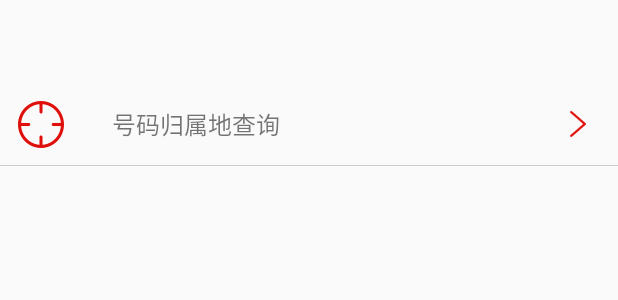
After one commit to tocongshanghai/-, an Android app: the layout activity_advancedtools.xml on its own in the app's theme, with its tools: preview values and no code run, on a phone screen of 412 x 824 dp. The commit adds this screen. Shown: the top 300 px of the screen. Run offline under Robolectric (Android 15) with nearby library versions, the phone set to English and light mode, and no system bars.

Commit message:
高级工具完成一部分

```diff
--- a/mobilesafe/mymobilesafe/src/main/AndroidManifest.xml
+++ b/mobilesafe/mymobilesafe/src/main/AndroidManifest.xml
@@ -24,8 +24,7 @@
     <uses-permission android:name="android.permission.READ_SMS" />
     <uses-permission android:name="android.permission.GET_PACKAGE_SIZE" />
     <uses-permission android:name="android.permission.CLEAR_APP_CACHE" />
-    <uses-permission android:name="android.permission.KILL_BACKGROUND_PROCESSES"/>
-
+    <uses-permission android:name="android.permission.KILL_BACKGROUND_PROCESSES" />
 
     <application
         android:name=".App"
@@ -100,7 +99,8 @@
         <activity android:name=".chapter05.VirusScanSpeedActivity" />
         <activity android:name=".chapter06.CacheClearListActivity" />
         <activity android:name=".chapter06.CleanCacheActivity" />
-        <activity android:name=".chapter07.ProcessManagerActivity"></activity>
+        <activity android:name=".chapter07.ProcessManagerActivity" />
+        <activity android:name=".chapter09.AdvancedToolsActivity"></activity>
     </application>
 
 </manifest>
--- a/mobilesafe/mymobilesafe/src/main/java/com/tocong/mymobilesafe/chapter07/adapter/ProcessManagerAdapter.java
+++ b/mobilesafe/mymobilesafe/src/main/java/com/tocong/mymobilesafe/chapter07/adapter/ProcessManagerAdapter.java
@@ -73,10 +73,11 @@ public class ProcessManagerAdapter extends BaseAdapter {
             tv.setText("用户进程:" + mUsertaskInfos.size() + "个");
             return tv;
         } else if (position == mUsertaskInfos.size() + 1) {
-
-            TextView tv = getTextView();
-            tv.setText("系统进程:" + mSystaskInfos.size() + "个");
-            return tv;
+            if (mSystaskInfos.size() > 0) {
+                TextView tv = getTextView();
+                tv.setText("系统进程:" + mSystaskInfos.size() + "个");
+                return tv;
+            }
         }
 
         TaskInfo taskInfo = null;
--- /dev/null
+++ b/mobilesafe/mymobilesafe/src/main/java/com/tocong/mymobilesafe/chapter09/AdvancedToolsActivity.java
@@ -0,0 +1,16 @@
+package com.tocong.mymobilesafe.chapter09;
+
+import android.app.Activity;
+import android.support.v7.app.AppCompatActivity;
+import android.os.Bundle;
+
+import com.tocong.mymobilesafe.R;
+
+public class AdvancedToolsActivity extends Activity {
+
+    @Override
+    protected void onCreate(Bundle savedInstanceState) {
+        super.onCreate(savedInstanceState);
+        setContentView(R.layout.activity_advancedtools);
+    }
+}
--- /dev/null
+++ b/mobilesafe/mymobilesafe/src/main/java/com/tocong/mymobilesafe/chapter09/widget/AdvancedToolsView.java
@@ -0,0 +1,59 @@
+package com.tocong.mymobilesafe.chapter09.widget;
+
+import android.content.Context;
+import android.content.res.TypedArray;
+import android.graphics.drawable.Drawable;
+import android.util.AttributeSet;
+import android.view.View;
+import android.widget.ImageView;
+import android.widget.RelativeLayout;
+import android.widget.TextView;
+
+import com.tocong.mymobilesafe.R;
+
+/**
+ * Created by yichunyan on 2016/5/10.
+ */
+public class AdvancedToolsView extends RelativeLayout{
+
+    private TextView mDecriptionTV;
+    private String desc="";
+    private Drawable drawable;
+    private ImageView mLeftImgv;
+    public AdvancedToolsView(Context context) {
+        super(context);
+        init(context);
+    }
+
+    public AdvancedToolsView(Context context, AttributeSet attrs) {
+        super(context, attrs);
+        TypedArray mTypeArray=context.obtainStyledAttributes(attrs,R.styleable.AdvancedToolsView);
+        desc=mTypeArray.getString(R.styleable.AdvancedToolsView_desc);
+        drawable=mTypeArray.getDrawable(R.styleable.AdvancedToolsView_android_src);
+        mTypeArray.recycle();
+        init(context);
+    }
+
+    public AdvancedToolsView(Context context, AttributeSet attrs, int defStyleAttr) {
+        super(context, attrs, defStyleAttr);
+        init(context);
+    }
+
+    /*
+    * 初始化控件
+    * */
+
+    private void init(Context context){
+//将资源转化成View对象显示在自己身上
+        View view= View.inflate(context, R.layout.ui_advancedtools_view,null);
+        this.addView(view);
+        mDecriptionTV= (TextView) findViewById(R.id.tv_decription);
+        mLeftImgv= (ImageView) findViewById(R.id.imgv_left);
+        mDecriptionTV.setText(desc);
+        if(drawable!=null){
+            mLeftImgv.setImageDrawable(drawable);
+
+        }
+
+    }
+}
--- /dev/null
+++ b/mobilesafe/mymobilesafe/src/main/res/layout/activity_advancedtools.xml
@@ -0,0 +1,22 @@
+<?xml version="1.0" encoding="utf-8"?>
+<LinearLayout xmlns:android="http://schemas.android.com/apk/res/android"
+    xmlns:tools="http://schemas.android.com/tools"
+    android:layout_width="match_parent"
+    android:layout_height="match_parent"
+    xmlns:app="http://schemas.android.com/apk/res-auto"
+    android:orientation="vertical"
+    tools:context="com.tocong.mymobilesafe.chapter09.AdvancedToolsActivity">
+<include  layout="@layout/titlebar"/>
+<com.tocong.mymobilesafe.chapter09.widget.AdvancedToolsView
+    android:layout_width="match_parent"
+    android:layout_height="55dp"
+    app:desc="号码归属地查询"
+    android:gravity="center_vertical"
+    android:src="@mipmap/numofbelongto"
+
+
+    >
+
+
+</com.tocong.mymobilesafe.chapter09.widget.AdvancedToolsView>
+</LinearLayout>
--- a/mobilesafe/mymobilesafe/src/main/res/layout/item_processmanager_list.xml
+++ b/mobilesafe/mymobilesafe/src/main/res/layout/item_processmanager_list.xml
@@ -37,8 +37,7 @@
         android:button="@drawable/green_checkbox_selector"
         android:layout_alignParentRight="true"
         android:layout_centerVertical="true"
-        android:focusable="false"
-        android:clickable="false"
+
         android:layout_marginRight="10dp"/>
 
 </RelativeLayout>
--- /dev/null
+++ b/mobilesafe/mymobilesafe/src/main/res/layout/ui_advancedtools_view.xml
@@ -0,0 +1,40 @@
+<?xml version="1.0" encoding="utf-8"?>
+<RelativeLayout xmlns:android="http://schemas.android.com/apk/res/android"
+    android:layout_width="match_parent"
+    android:layout_height="55dp"
+    >
+
+    <ImageView
+        android:layout_width="wrap_content"
+        android:layout_height="wrap_content"
+        android:id="@+id/imgv_left"
+        android:layout_alignParentLeft="true"
+        android:layout_centerVertical="true"
+        android:layout_marginLeft="10dp"
+        />
+
+    <ImageView
+        android:layout_width="13dp"
+        android:layout_height="20dp"
+        android:id="@+id/imgeView1"
+        android:layout_alignParentRight="true"
+        android:layout_centerVertical="true"
+        android:layout_marginRight="20dp"
+        android:background="@mipmap/right_arrows_red"
+        />
+    <TextView
+        style="@style/textview16sp"
+        android:id="@+id/tv_decription"
+        android:layout_centerVertical="true"
+        android:layout_marginLeft="30dp"
+        android:layout_toRightOf="@+id/imgv_left"
+        android:text="测试"
+        />
+
+    <View
+        android:layout_width="match_parent"
+        android:layout_height="1.0px"
+        android:background="@color/black30"
+        android:layout_alignParentBottom="true"/>
+
+</RelativeLayout>
--- /dev/null
+++ b/mobilesafe/mymobilesafe/src/main/res/values/attrs.xml
@@ -0,0 +1,12 @@
+<?xml version="1.0" encoding="utf-8"?>
+<resources>
+
+    <declare-styleable name="AdvancedToolsView">
+        <attr name="desc" format="string"/>
+        <attr name="android:src"/>
+
+
+    </declare-styleable>
+
+
+</resources>
```
Also changed, not shown: mobilesafe/mymobilesafe/src/main/res/mipmap-hdpi/numofbelongto.png (added), mobilesafe/mymobilesafe/src/main/res/mipmap-hdpi/right_arrows_red.png (added).
